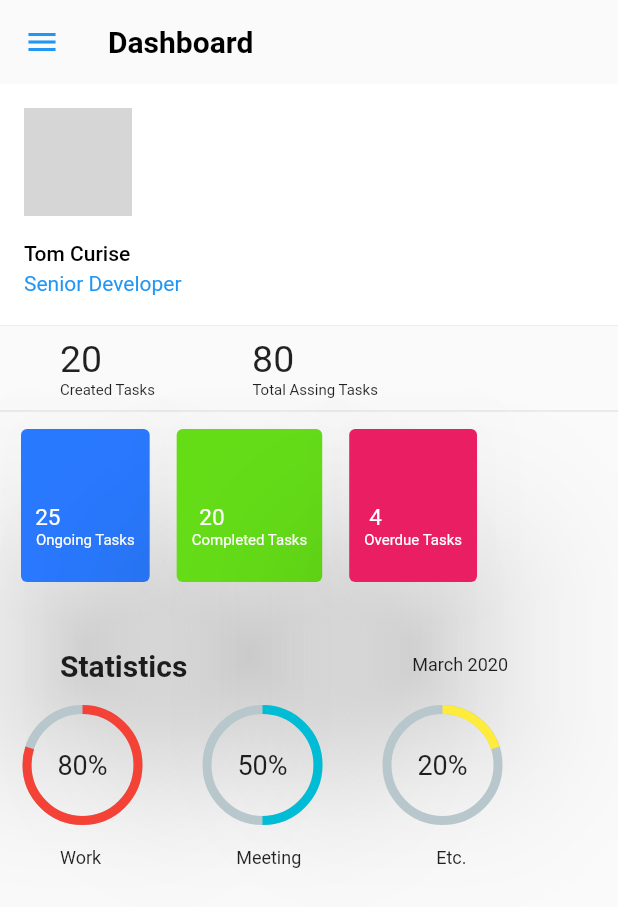
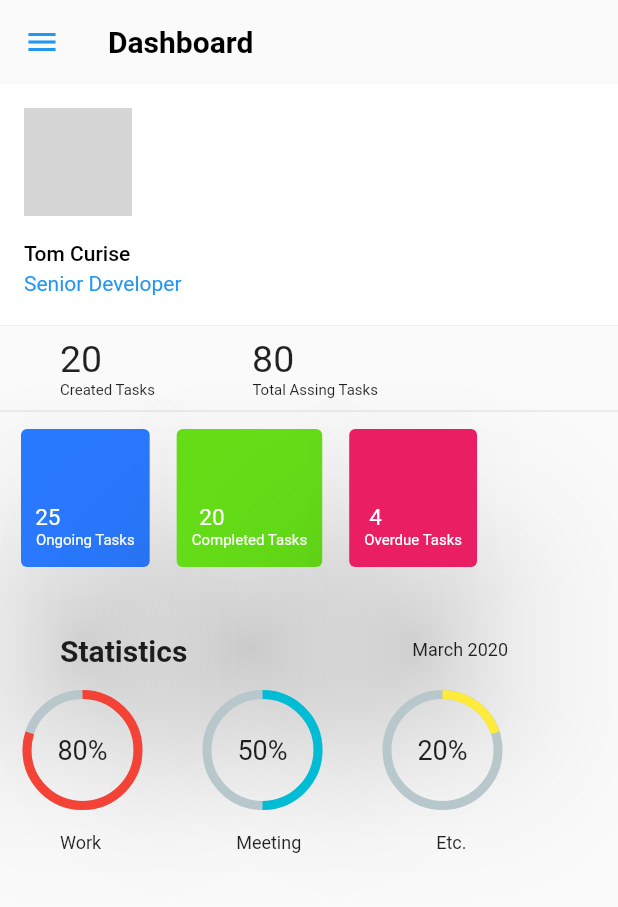
Before and after one commit to KshamaAgrawal/ForTimeStint, a Flutter app: the dashboardPage screen opened directly, on a phone screen of 412 x 824 dp. Shown: the top 907 px of the screen. Run offline on Flutter 3.47's test engine with Material 2 defaults, Android fonts, the phone set to English and light mode, and no system bars; drawn by our look-alikes of percent_indicator; network calls fail; grey boxes are pictures that could not be loaded.

Commit message:
decrease hight of card in dashboard

```diff
--- a/lib/dashboard.dart
+++ b/lib/dashboard.dart
@@ -65,7 +65,7 @@ class _State extends State<dashboardPage> {
               children: <Widget>[
                 Container(
         		  padding: EdgeInsets.fromLTRB(10,0,0,0),
-	              height: 110,
+	              height: 100,
 	              child: Card(
 	              	color: Colors.blueAccent[400],
 	              	elevation: 50,
@@ -92,7 +92,7 @@ class _State extends State<dashboardPage> {
                 ),
                 Container(
         		  padding: EdgeInsets.fromLTRB(10,0,0,0),
-	              height: 110,
+	              height: 100,
 	              child: Card(
 	              	color: Colors.lightGreenAccent[700],
 	              	elevation: 50,
@@ -119,7 +119,7 @@ class _State extends State<dashboardPage> {
                 ),
                 Container(
         		  padding: EdgeInsets.fromLTRB(10,0,0,0),
-	              height: 110,
+	              height: 100,
 	              child: Card(
 	              	color: Colors.pink,
 	              	elevation: 50,
```
